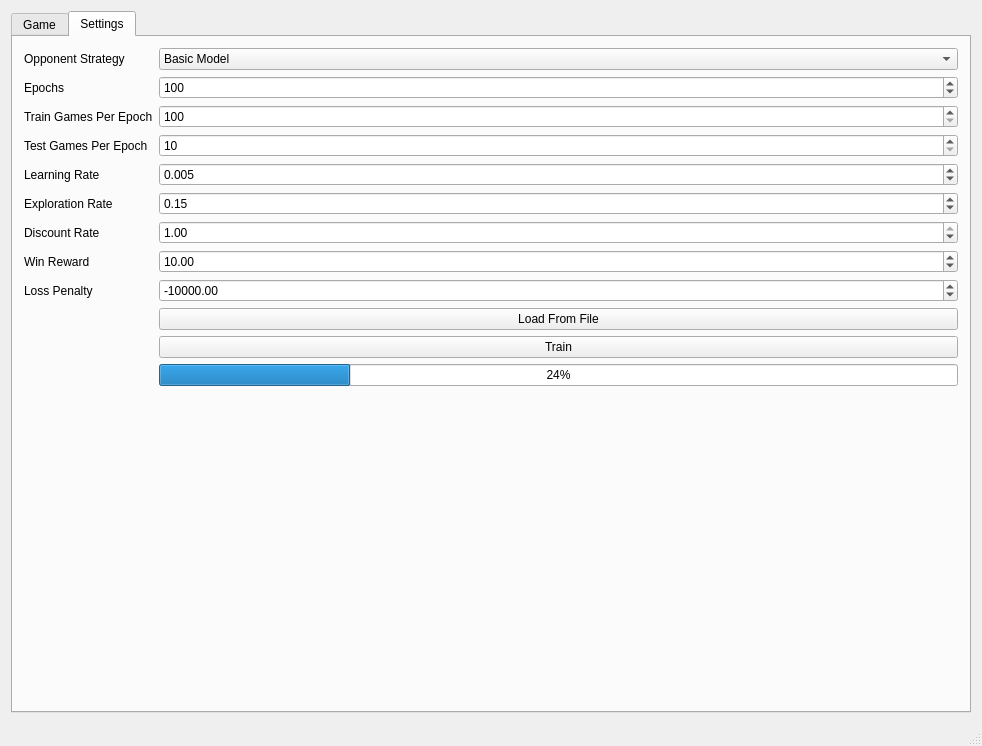
First picture: the form in QwentWindow.ui, repository austinsimpson/qwent, before the edit.
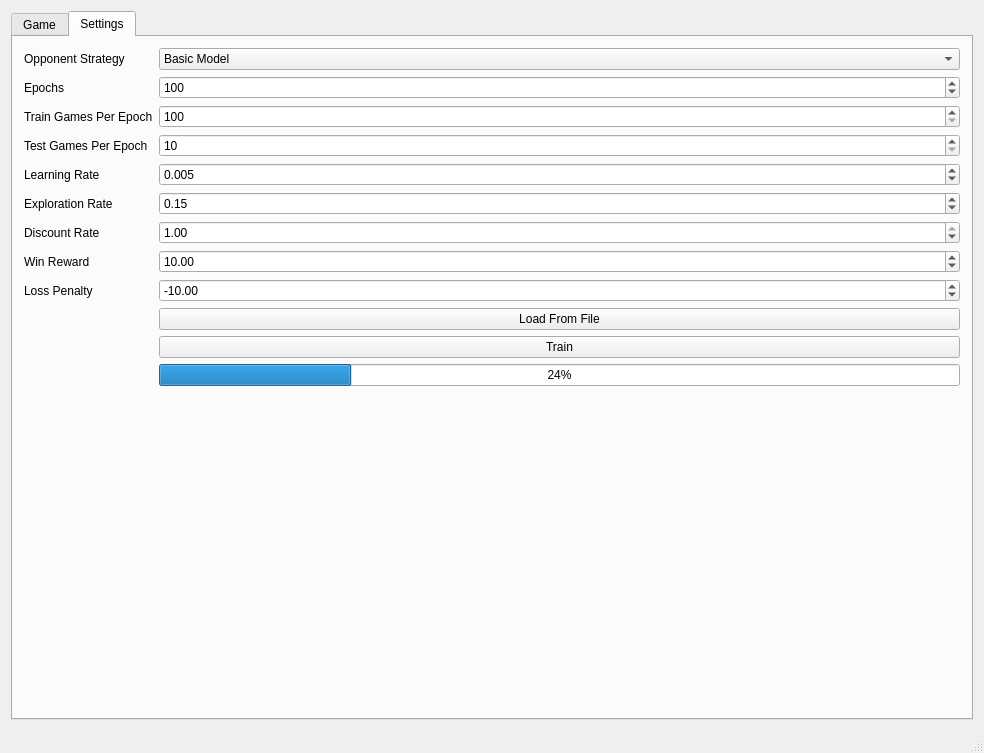
Second picture: the form after the edit. Custom widgets are drawn as their Qt base class.

Commit message: Updated name of BraindeadQwentStrategy to BasicQwentStrategy, less mean. Added skeleton code for game state.

What changed in the file:
```diff
--- a/QwentWindow.ui
+++ b/QwentWindow.ui
@@ -6,8 +6,8 @@
    <rect>
     <x>0</x>
     <y>0</y>
-    <width>982</width>
-    <height>746</height>
+    <width>984</width>
+    <height>753</height>
    </rect>
   </property>
   <property name="windowTitle">
@@ -71,7 +71,7 @@
              <number>10</number>
             </property>
             <property name="maximum">
-             <number>1000</number>
+             <number>10000</number>
             </property>
             <property name="singleStep">
              <number>50</number>
@@ -234,7 +234,7 @@
           <item row="9" column="1">
            <widget class="QDoubleSpinBox" name="_lossPenaltySpinBox">
             <property name="minimum">
-             <double>-100000000.000000000000000</double>
+             <double>-1000.000000000000000</double>
             </property>
             <property name="maximum">
              <double>-1.000000000000000</double>
@@ -243,7 +243,7 @@
              <double>1000.000000000000000</double>
             </property>
             <property name="value">
-             <double>-10000.000000000000000</double>
+             <double>-10.000000000000000</double>
             </property>
            </widget>
           </item>
```
Left out of the diff: 4 changed lines with no effect on the pictures. The commit also changes 14 other files.
